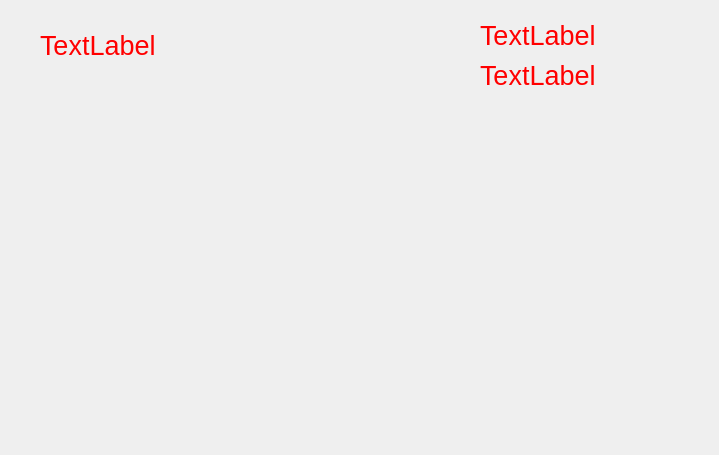
This is goldMiner/level.ui in fatty-belly/QT-goldMiner as Qt 5 draws it before an edit. The edited form follows.
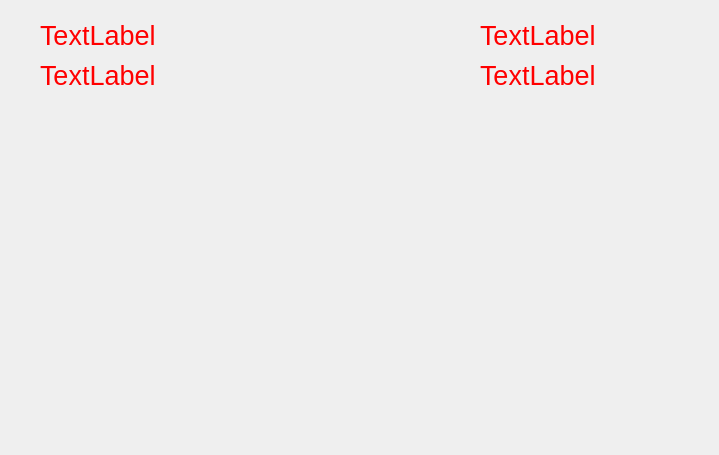
This is the edited form. Icons and pictures are not drawn.

Commit message: Design different levels

What changed in the file:
```diff
--- a/goldMiner/level.ui
+++ b/goldMiner/level.ui
@@ -60,226 +60,6 @@
     <bool>true</bool>
    </property>
   </widget>
-  <widget class="QLabel" name="scoreLabel">
-   <property name="geometry">
-    <rect>
-     <x>40</x>
-     <y>20</y>
-     <width>151</width>
-     <height>51</height>
-    </rect>
-   </property>
-   <property name="palette">
-    <palette>
-     <active>
-      <colorrole role="WindowText">
-       <brush brushstyle="SolidPattern">
-        <color alpha="255">
-         <red>255</red>
-         <green>0</green>
-         <blue>0</blue>
-        </color>
-       </brush>
-      </colorrole>
-      <colorrole role="Button">
-       <brush brushstyle="SolidPattern">
-        <color alpha="255">
-         <red>255</red>
-         <green>217</green>
-         <blue>140</blue>
-        </color>
-       </brush>
-      </colorrole>
-      <colorrole role="Text">
-       <brush brushstyle="SolidPattern">
-        <color alpha="255">
-         <red>255</red>
-         <green>0</green>
-         <blue>0</blue>
-        </color>
-       </brush>
-      </colorrole>
-      <colorrole role="ButtonText">
-       <brush brushstyle="SolidPattern">
-        <color alpha="255">
-         <red>255</red>
-         <green>0</green>
-         <blue>0</blue>
-        </color>
-       </brush>
-      </colorrole>
-      <colorrole role="Base">
-       <brush brushstyle="SolidPattern">
-        <color alpha="255">
-         <red>255</red>
-         <green>217</green>
-         <blue>140</blue>
-        </color>
-       </brush>
-      </colorrole>
-      <colorrole role="Window">
-       <brush brushstyle="SolidPattern">
-        <color alpha="255">
-         <red>255</red>
-         <green>217</green>
-         <blue>140</blue>
-        </color>
-       </brush>
-      </colorrole>
-      <colorrole role="PlaceholderText">
-       <brush brushstyle="SolidPattern">
-        <color alpha="128">
-         <red>255</red>
-         <green>0</green>
-         <blue>0</blue>
-        </color>
-       </brush>
-      </colorrole>
-     </active>
-     <inactive>
-      <colorrole role="WindowText">
-       <brush brushstyle="SolidPattern">
-        <color alpha="255">
-         <red>255</red>
-         <green>0</green>
-         <blue>0</blue>
-        </color>
-       </brush>
-      </colorrole>
-      <colorrole role="Button">
-       <brush brushstyle="SolidPattern">
-        <color alpha="255">
-         <red>255</red>
-         <green>217</green>
-         <blue>140</blue>
-        </color>
-       </brush>
-      </colorrole>
-      <colorrole role="Text">
-       <brush brushstyle="SolidPattern">
-        <color alpha="255">
-         <red>255</red>
-         <green>0</green>
-         <blue>0</blue>
-        </color>
-       </brush>
-      </colorrole>
-      <colorrole role="ButtonText">
-       <brush brushstyle="SolidPattern">
-        <color alpha="255">
-         <red>255</red>
-         <green>0</green>
-         <blue>0</blue>
-        </color>
-       </brush>
-      </colorrole>
-      <colorrole role="Base">
-       <brush brushstyle="SolidPattern">
-        <color alpha="255">
-         <red>255</red>
-         <green>217</green>
-         <blue>140</blue>
-        </color>
-       </brush>
-      </colorrole>
-      <colorrole role="Window">
-       <brush brushstyle="SolidPattern">
-        <color alpha="255">
-         <red>255</red>
-         <green>217</green>
-         <blue>140</blue>
-        </color>
-       </brush>
-      </colorrole>
-      <colorrole role="PlaceholderText">
-       <brush brushstyle="SolidPattern">
-        <color alpha="128">
-         <red>255</red>
-         <green>0</green>
-         <blue>0</blue>
-        </color>
-       </brush>
-      </colorrole>
-     </inactive>
-     <disabled>
-      <colorrole role="WindowText">
-       <brush brushstyle="SolidPattern">
-        <color alpha="255">
-         <red>255</red>
-         <green>0</green>
-         <blue>0</blue>
-        </color>
-       </brush>
-      </colorrole>
-      <colorrole role="Button">
-       <brush brushstyle="SolidPattern">
-        <color alpha="255">
-         <red>255</red>
-         <green>217</green>
-         <blue>140</blue>
-        </color>
-       </brush>
-      </colorrole>
-      <colorrole role="Text">
-       <brush brushstyle="SolidPattern">
-        <color alpha="255">
-         <red>255</red>
-         <green>0</green>
-         <blue>0</blue>
-        </color>
-       </brush>
-      </colorrole>
-      <colorrole role="ButtonText">
-       <brush brushstyle="SolidPattern">
-        <color alpha="255">
-         <red>255</red>
-         <green>0</green>
-         <blue>0</blue>
-        </color>
-       </brush>
-      </colorrole>
-      <colorrole role="Base">
-       <brush brushstyle="SolidPattern">
-        <color alpha="255">
-         <red>255</red>
-         <green>217</green>
-         <blue>140</blue>
-        </color>
-       </brush>
-      </colorrole>
-      <colorrole role="Window">
-       <brush brushstyle="SolidPattern">
-        <color alpha="255">
-         <red>255</red>
-         <green>217</green>
-         <blue>140</blue>
-        </color>
-       </brush>
-      </colorrole>
-      <colorrole role="PlaceholderText">
-       <brush brushstyle="SolidPattern">
-        <color alpha="128">
-         <red>255</red>
-         <green>0</green>
-         <blue>0</blue>
-        </color>
-       </brush>
-      </colorrole>
-     </disabled>
-    </palette>
-   </property>
-   <property name="font">
-    <font>
-     <pointsize>20</pointsize>
-    </font>
-   </property>
-   <property name="styleSheet">
-    <string notr="true">color: rgb(255, 0, 0);</string>
-   </property>
-   <property name="text">
-    <string>TextLabel</string>
-   </property>
-  </widget>
   <widget class="QLabel" name="timeLabel">
    <property name="geometry">
     <rect>
@@ -505,7 +285,7 @@
     <rect>
      <x>480</x>
      <y>50</y>
-     <width>211</width>
+     <width>221</width>
      <height>51</height>
     </rect>
    </property>
@@ -733,6 +513,446 @@
     <string notr="true">background-image: url(&quot;../goldMiner/Images/background.png&quot;);
 </string>
    </property>
+   <widget class="QLabel" name="scoreLabel">
+    <property name="geometry">
+     <rect>
+      <x>40</x>
+      <y>10</y>
+      <width>151</width>
+      <height>51</height>
+     </rect>
+    </property>
+    <property name="palette">
+     <palette>
+      <active>
+       <colorrole role="WindowText">
+        <brush brushstyle="SolidPattern">
+         <color alpha="255">
+          <red>255</red>
+          <green>0</green>
+          <blue>0</blue>
+         </color>
+        </brush>
+       </colorrole>
+       <colorrole role="Button">
+        <brush brushstyle="SolidPattern">
+         <color alpha="255">
+          <red>255</red>
+          <green>217</green>
+          <blue>140</blue>
+         </color>
+        </brush>
+       </colorrole>
+       <colorrole role="Text">
+        <brush brushstyle="SolidPattern">
+         <color alpha="255">
+          <red>255</red>
+          <green>0</green>
+          <blue>0</blue>
+         </color>
+        </brush>
+       </colorrole>
+       <colorrole role="ButtonText">
+        <brush brushstyle="SolidPattern">
+         <color alpha="255">
+          <red>255</red>
+          <green>0</green>
+          <blue>0</blue>
+         </color>
+        </brush>
+       </colorrole>
+       <colorrole role="Base">
+        <brush brushstyle="SolidPattern">
+         <color alpha="255">
+          <red>255</red>
+          <green>217</green>
+          <blue>140</blue>
+         </color>
+        </brush>
+       </colorrole>
+       <colorrole role="Window">
+        <brush brushstyle="SolidPattern">
+         <color alpha="255">
+          <red>255</red>
+          <green>217</green>
+          <blue>140</blue>
+         </color>
+        </brush>
+       </colorrole>
+       <colorrole role="PlaceholderText">
+        <brush brushstyle="SolidPattern">
+         <color alpha="128">
+          <red>255</red>
+          <green>0</green>
+          <blue>0</blue>
+         </color>
+        </brush>
+       </colorrole>
+      </active>
+      <inactive>
+       <colorrole role="WindowText">
+        <brush brushstyle="SolidPattern">
+         <color alpha="255">
+          <red>255</red>
+          <green>0</green>
+          <blue>0</blue>
+         </color>
+        </brush>
+       </colorrole>
+       <colorrole role="Button">
+        <brush brushstyle="SolidPattern">
+         <color alpha="255">
+          <red>255</red>
+          <green>217</green>
+          <blue>140</blue>
+         </color>
+        </brush>
+       </colorrole>
+       <colorrole role="Text">
+        <brush brushstyle="SolidPattern">
+         <color alpha="255">
+          <red>255</red>
+          <green>0</green>
+          <blue>0</blue>
+         </color>
+        </brush>
+       </colorrole>
+       <colorrole role="ButtonText">
+        <brush brushstyle="SolidPattern">
+         <color alpha="255">
+          <red>255</red>
+          <green>0</green>
+          <blue>0</blue>
+         </color>
+        </brush>
+       </colorrole>
+       <colorrole role="Base">
+        <brush brushstyle="SolidPattern">
+         <color alpha="255">
+          <red>255</red>
+          <green>217</green>
+          <blue>140</blue>
+         </color>
+        </brush>
+       </colorrole>
+       <colorrole role="Window">
+        <brush brushstyle="SolidPattern">
+         <color alpha="255">
+          <red>255</red>
+          <green>217</green>
+          <blue>140</blue>
+         </color>
+        </brush>
+       </colorrole>
+       <colorrole role="PlaceholderText">
+        <brush brushstyle="SolidPattern">
+         <color alpha="128">
+          <red>255</red>
+          <green>0</green>
+          <blue>0</blue>
+         </color>
+        </brush>
+       </colorrole>
+      </inactive>
+      <disabled>
+       <colorrole role="WindowText">
+        <brush brushstyle="SolidPattern">
+         <color alpha="255">
+          <red>255</red>
+          <green>0</green>
+          <blue>0</blue>
+         </color>
+        </brush>
+       </colorrole>
+       <colorrole role="Button">
+        <brush brushstyle="SolidPattern">
+         <color alpha="255">
+          <red>255</red>
+          <green>217</green>
+          <blue>140</blue>
+         </color>
+        </brush>
+       </colorrole>
+       <colorrole role="Text">
+        <brush brushstyle="SolidPattern">
+         <color alpha="255">
+          <red>255</red>
+          <green>0</green>
+          <blue>0</blue>
+         </color>
+        </brush>
+       </colorrole>
+       <colorrole role="ButtonText">
+        <brush brushstyle="SolidPattern">
+         <color alpha="255">
+          <red>255</red>
+          <green>0</green>
+          <blue>0</blue>
+         </color>
+        </brush>
+       </colorrole>
+       <colorrole role="Base">
+        <brush brushstyle="SolidPattern">
+         <color alpha="255">
+          <red>255</red>
+          <green>217</green>
+          <blue>140</blue>
+         </color>
+        </brush>
+       </colorrole>
+       <colorrole role="Window">
+        <brush brushstyle="SolidPattern">
+         <color alpha="255">
+          <red>255</red>
+          <green>217</green>
+          <blue>140</blue>
+         </color>
+        </brush>
+       </colorrole>
+       <colorrole role="PlaceholderText">
+        <brush brushstyle="SolidPattern">
+         <color alpha="128">
+          <red>255</red>
+          <green>0</green>
+          <blue>0</blue>
+         </color>
+        </brush>
+       </colorrole>
+      </disabled>
+     </palette>
+    </property>
+    <property name="font">
+     <font>
+      <pointsize>20</pointsize>
+     </font>
+    </property>
+    <property name="styleSheet">
+     <string notr="true">color: rgb(255, 0, 0);</string>
+    </property>
+    <property name="text">
+     <string>TextLabel</string>
+    </property>
+   </widget>
+   <widget class="QLabel" name="goalScoreLabel">
+    <property name="geometry">
+     <rect>
+      <x>40</x>
+      <y>50</y>
+      <width>151</width>
+      <height>51</height>
+     </rect>
+    </property>
+    <property name="palette">
+     <palette>
+      <active>
+       <colorrole role="WindowText">
+        <brush brushstyle="SolidPattern">
+         <color alpha="255">
+          <red>255</red>
+          <green>0</green>
+          <blue>0</blue>
+         </color>
+        </brush>
+       </colorrole>
+       <colorrole role="Button">
+        <brush brushstyle="SolidPattern">
+         <color alpha="255">
+          <red>255</red>
+          <green>217</green>
+          <blue>140</blue>
+         </color>
+        </brush>
+       </colorrole>
+       <colorrole role="Text">
+        <brush brushstyle="SolidPattern">
+         <color alpha="255">
+          <red>255</red>
+          <green>0</green>
+          <blue>0</blue>
+         </color>
+        </brush>
+       </colorrole>
+       <colorrole role="ButtonText">
+        <brush brushstyle="SolidPattern">
+         <color alpha="255">
+          <red>255</red>
+          <green>0</green>
+          <blue>0</blue>
+         </color>
+        </brush>
+       </colorrole>
+       <colorrole role="Base">
+        <brush brushstyle="SolidPattern">
+         <color alpha="255">
+          <red>255</red>
+          <green>217</green>
+          <blue>140</blue>
+         </color>
+        </brush>
+       </colorrole>
+       <colorrole role="Window">
+        <brush brushstyle="SolidPattern">
+         <color alpha="255">
+          <red>255</red>
+          <green>217</green>
+          <blue>140</blue>
+         </color>
+        </brush>
+       </colorrole>
+       <colorrole role="PlaceholderText">
+        <brush brushstyle="SolidPattern">
+         <color alpha="128">
+          <red>255</red>
+          <green>0</green>
+          <blue>0</blue>
+         </color>
+        </brush>
+       </colorrole>
+      </active>
+      <inactive>
+       <colorrole role="WindowText">
+        <brush brushstyle="SolidPattern">
+         <color alpha="255">
+          <red>255</red>
+          <green>0</green>
+          <blue>0</blue>
+         </color>
+        </brush>
+       </colorrole>
+       <colorrole role="Button">
+        <brush brushstyle="SolidPattern">
+         <color alpha="255">
+          <red>255</red>
+          <green>217</green>
+          <blue>140</blue>
+         </color>
+        </brush>
+       </colorrole>
+       <colorrole role="Text">
+        <brush brushstyle="SolidPattern">
+         <color alpha="255">
+          <red>255</red>
+          <green>0</green>
+          <blue>0</blue>
+         </color>
+        </brush>
+       </colorrole>
+       <colorrole role="ButtonText">
+        <brush brushstyle="SolidPattern">
+         <color alpha="255">
+          <red>255</red>
+          <green>0</green>
+          <blue>0</blue>
+         </color>
+        </brush>
+       </colorrole>
+       <colorrole role="Base">
+        <brush brushstyle="SolidPattern">
+         <color alpha="255">
+          <red>255</red>
+          <green>217</green>
+          <blue>140</blue>
+         </color>
+        </brush>
+       </colorrole>
+       <colorrole role="Window">
+        <brush brushstyle="SolidPattern">
+         <color alpha="255">
+          <red>255</red>
+          <green>217</green>
+          <blue>140</blue>
+         </color>
+        </brush>
+       </colorrole>
+       <colorrole role="PlaceholderText">
+        <brush brushstyle="SolidPattern">
+         <color alpha="128">
+          <red>255</red>
+          <green>0</green>
+          <blue>0</blue>
+         </color>
+        </brush>
+       </colorrole>
+      </inactive>
+      <disabled>
+       <colorrole role="WindowText">
+        <brush brushstyle="SolidPattern">
+         <color alpha="255">
+          <red>255</red>
+          <green>0</green>
+          <blue>0</blue>
+         </color>
+        </brush>
+       </colorrole>
+       <colorrole role="Button">
+        <brush brushstyle="SolidPattern">
+         <color alpha="255">
+          <red>255</red>
+          <green>217</green>
+          <blue>140</blue>
+         </color>
+        </brush>
+       </colorrole>
+       <colorrole role="Text">
+        <brush brushstyle="SolidPattern">
+         <color alpha="255">
+          <red>255</red>
+          <green>0</green>
+          <blue>0</blue>
+         </color>
+        </brush>
+       </colorrole>
+       <colorrole role="ButtonText">
+        <brush brushstyle="SolidPattern">
+         <color alpha="255">
+          <red>255</red>
+          <green>0</green>
+          <blue>0</blue>
+         </color>
+        </brush>
+       </colorrole>
+       <colorrole role="Base">
+        <brush brushstyle="SolidPattern">
+         <color alpha="255">
+          <red>255</red>
+          <green>217</green>
+          <blue>140</blue>
+         </color>
+        </brush>
+       </colorrole>
+       <colorrole role="Window">
+        <brush brushstyle="SolidPattern">
+         <color alpha="255">
+          <red>255</red>
+          <green>217</green>
+          <blue>140</blue>
+         </color>
+        </brush>
+       </colorrole>
+       <colorrole role="PlaceholderText">
+        <brush brushstyle="SolidPattern">
+         <color alpha="128">
+          <red>255</red>
+          <green>0</green>
+          <blue>0</blue>
+         </color>
+        </brush>
+       </colorrole>
+      </disabled>
+     </palette>
+    </property>
+    <property name="font">
+     <font>
+      <pointsize>20</pointsize>
+     </font>
+    </property>
+    <property name="styleSheet">
+     <string notr="true">color: rgb(255, 0, 0);</string>
+    </property>
+    <property name="text">
+     <string>TextLabel</string>
+    </property>
+   </widget>
   </widget>
   <zorder>backgroundWidget</zorder>
   <zorder>minerLabel</zorder>
```
Left out of the diff: 1 changed line with no effect on the pictures. The commit also changes 9 other files.
